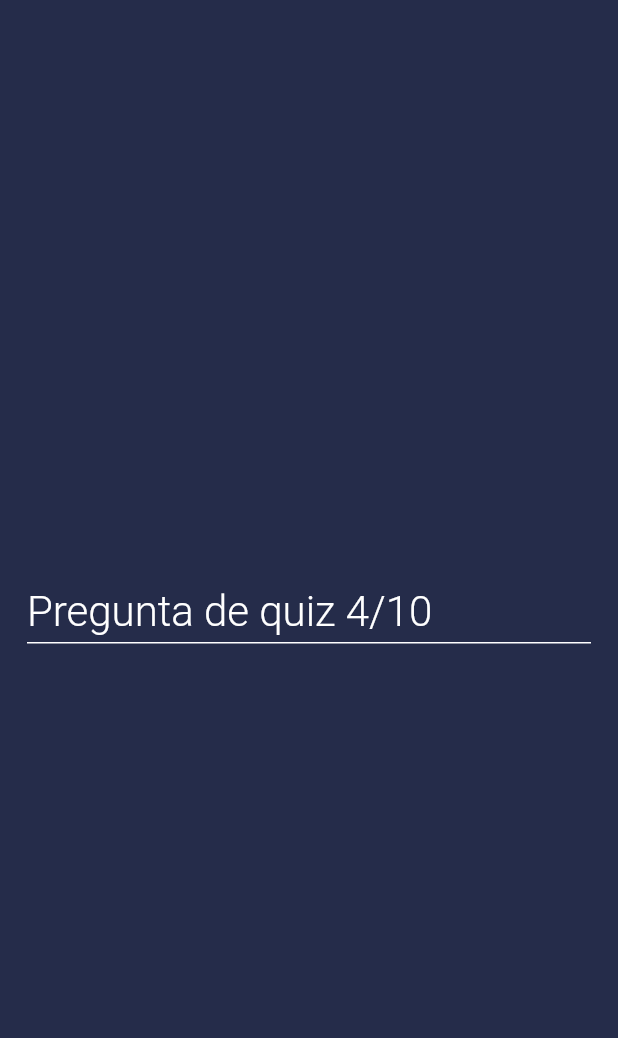
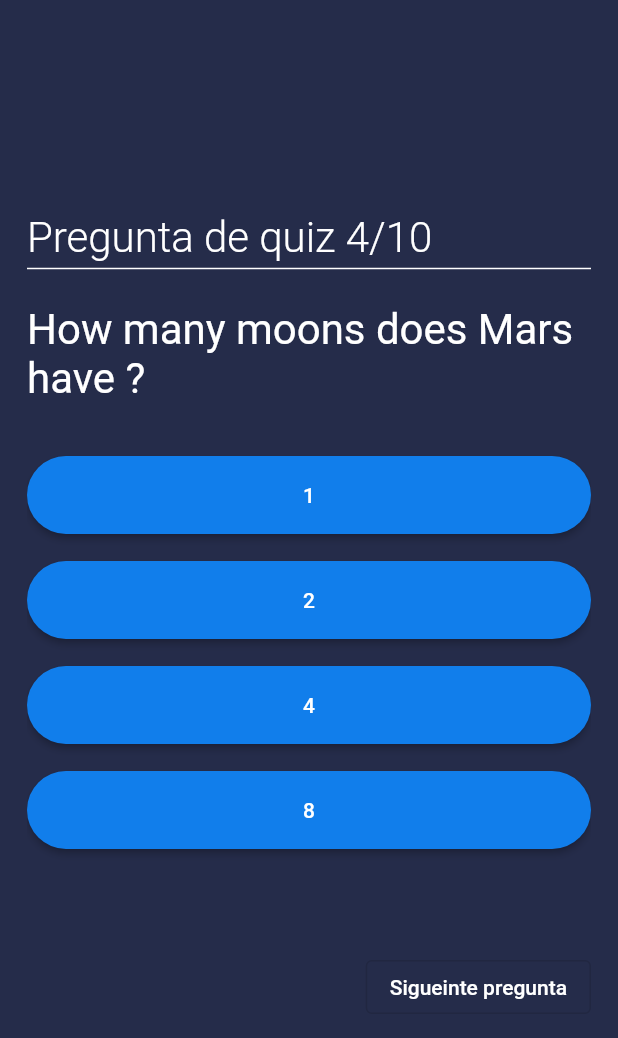
Before and after one commit to Ferdidand79/flutter_quiz, a Flutter app: the screen it shows after launch, swiped to page 4, on a phone screen of 412 x 824 dp. Shown: the top 1038 px of the screen. Run offline on Flutter 3.47's test engine with Material 2 defaults, Android fonts, the phone set to English and light mode, and no system bars.

Commit message:
subiendo secuencia de preguntas

```diff
--- a/lib/pages/home.dart
+++ b/lib/pages/home.dart
@@ -1,6 +1,8 @@
 import 'package:flutter/material.dart';
 import 'package:flutter_quiz/colors/color.dart';
 import 'package:flutter_quiz/data/question_list.dart';
+
+import '../screens/result_screen.dart';
 
 class HomePage extends StatefulWidget {
   const HomePage({Key? key}) : super(key: key);
@@ -16,6 +18,15 @@ class _HomePageState extends State<HomePage> {
   //en nuestra pantalla, por supuesto, puede usar su propia lista u obtener datos
   //desde un API existente
   //empecemos
+
+  PageController? _controller = PageController(initialPage: 0);
+
+  bool isPressed = false;
+  Color isTrues = Colors.green;
+  Color isWrong = Colors.red;
+  Color btnColor = secondColor;
+  int score = 0;
+
   @override
   Widget build(BuildContext context) {
     return Scaffold(
@@ -23,6 +34,13 @@ class _HomePageState extends State<HomePage> {
       body: Padding(
         padding: EdgeInsets.all(18.0),
         child: PageView.builder(
+          physics: NeverScrollableScrollPhysics(),
+          controller: _controller!,
+          onPageChanged: (page) {
+            setState(() {
+              isPressed = false;
+            });
+          },
           itemCount: questions.length,
           itemBuilder: (context, index) {
             return Column(
@@ -32,7 +50,7 @@ class _HomePageState extends State<HomePage> {
                 SizedBox(
                   width: double.infinity,
                   child: Text(
-                    "Pregunta de quiz ${index+1}/${questions.length}",
+                    "Pregunta de quiz ${index + 1}/${questions.length}",
                     style: const TextStyle(
                       color: Colors.white,
                       fontWeight: FontWeight.w300,
@@ -44,7 +62,83 @@ class _HomePageState extends State<HomePage> {
                   color: Colors.white,
                   height: 8.0,
                   thickness: 1.0,
-                )
+                ),
+                SizedBox(
+                  height: 20.0,
+                ),
+                Text(
+                  questions[index].question!,
+                  style: const TextStyle(color: Colors.white, fontSize: 28.0),
+                ),
+                SizedBox(
+                  height: 35.0,
+                ),
+                for (int i = 0; i < questions[index].answers!.length; i++)
+                  Container(
+                    width: double.infinity,
+                    margin: EdgeInsets.only(bottom: 18.0),
+                    child: MaterialButton(
+                      shape: StadiumBorder(),
+                      color: isPressed
+                          ? questions[index].answers!.entries.toList()[i].value
+                              ? isTrues
+                              : isWrong
+                          : secondColor,
+                      padding: EdgeInsets.symmetric(vertical: 18.0),
+                      onPressed: isPressed
+                          ? () {}
+                          : () {
+                              setState(() {
+                                isPressed = true;
+                              });
+                              if (questions[index]
+                                  .answers!
+                                  .entries
+                                  .toList()[i]
+                                  .value) {
+                                score += 10;
+                                print(score);
+                              }
+                            },
+                      child: Text(
+                        questions[index].answers!.keys.toList()[i],
+                        style: TextStyle(
+                          color: Colors.white,
+                        ),
+                      ),
+                    ),
+                  ),
+                SizedBox(height: 50.0),
+                Row(
+                  mainAxisAlignment: MainAxisAlignment.end,
+                  children: [
+                    OutlinedButton(
+                      onPressed: isPressed
+                          ? index + 1 == questions.length
+                              ? () {
+                                  Navigator.push(
+                                      context,
+                                      MaterialPageRoute(
+                                          builder: (context) => ResultScreen()));
+                                }
+                              : () {
+                                  _controller!.nextPage(
+                                      duration: Duration(milliseconds: 500),
+                                      curve: Curves.linear);
+                                }
+                          : null,
+                      style: ButtonStyle(),
+                      child: Text(
+                        index + 1 == questions.length
+                            ? "Mirar resultado"
+                            : "Sigueinte pregunta",
+                        style: TextStyle(
+                          color: Colors.white,
+                        ),
+                      ),
+                    ),
+                  ],
+                ),
               ],
             );
           },
```
Also changed, not shown: lib/screens/result_screen.dart (added, +17 -0 lines).
